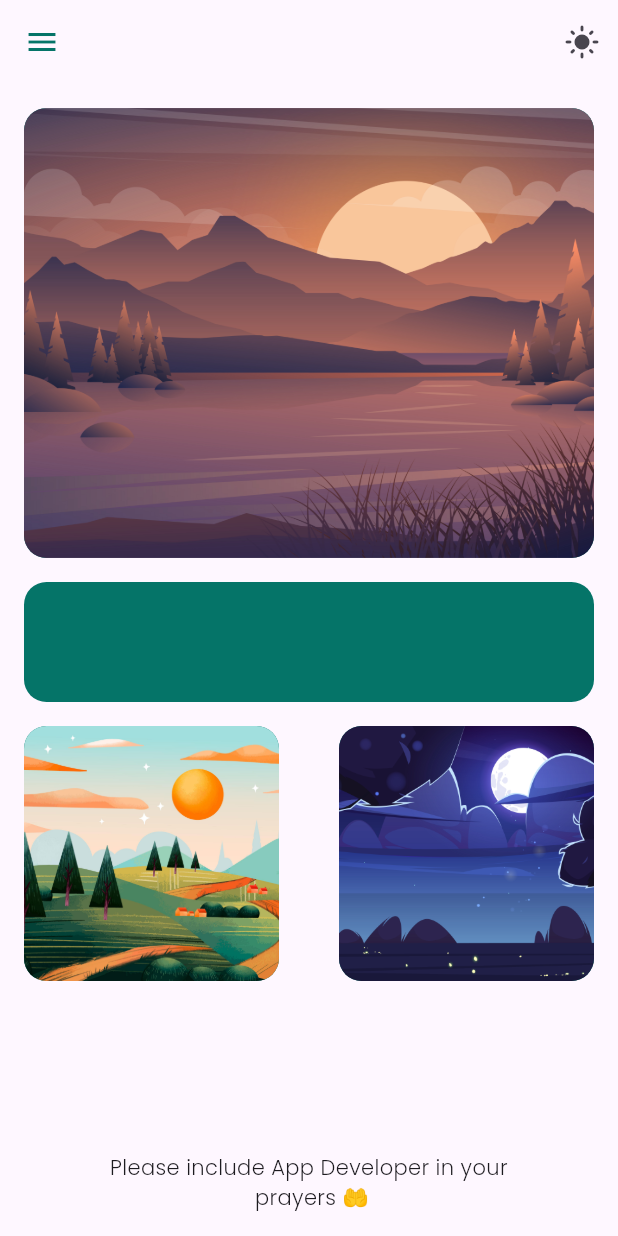
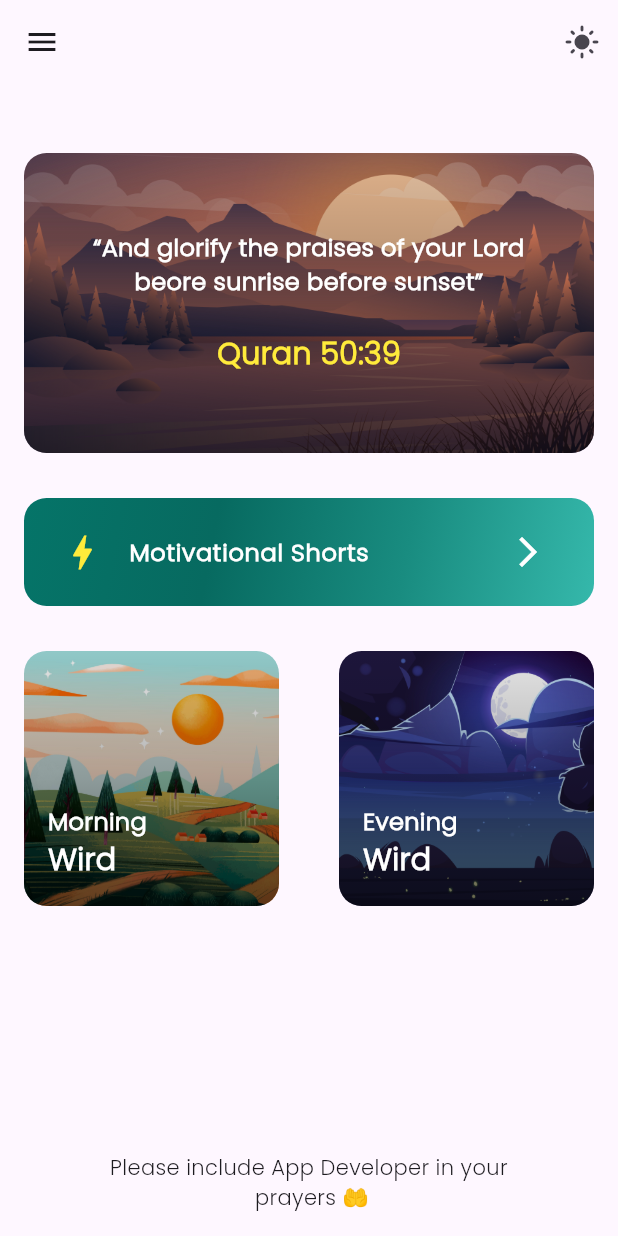
Before and after one commit to aslahmogral/wirdul_latif_app, a Flutter app: the screen it shows after launch, on a phone screen of 412 x 824 dp. Run offline on Flutter 3.47's test engine with Material 3 defaults, Android fonts, the phone set to English and light mode, and no system bars; drawn by our look-alikes of flutter_animate; our stand-ins replace lottie; missing offline and left inert: dart:ffi; project files that could hold a hidden picture were left out.

Commit message:
created home screen

```diff
--- a/analysis_options.yaml
+++ b/analysis_options.yaml
@@ -7,7 +7,7 @@
 
 # The following line activates a set of recommended lints for Flutter apps,
 # packages, and plugins designed to encourage good coding practices.
-include: package:flutter_lints/flutter.yaml
+# include: package:flutter_lints/flutter.yaml
 
 linter:
   # The lint rules applied to this project can be customized in the
--- a/lib/screens/home_screen/home_screen.dart
+++ b/lib/screens/home_screen/home_screen.dart
@@ -1,5 +1,9 @@
 import 'package:flutter/material.dart';
+import 'package:flutter_animate/flutter_animate.dart';
+import 'package:provider/provider.dart';
+import 'package:wirdul_latif/screens/home_screen/home_screen_model.dart';
 import 'package:wirdul_latif/utils/colors.dart';
+import 'package:wirdul_latif/widgets/container_shader.dart';
 
 class HomeScreen extends StatelessWidget {
   static String routename = 'homescreen';
@@ -7,28 +11,128 @@ class HomeScreen extends StatelessWidget {
 
   @override
   Widget build(BuildContext context) {
-    return Scaffold(
+    return MultiProvider(
+      providers: [
+        ChangeNotifierProvider(create: (context) => HomeScreenModel()),
+      ],
+      child: Consumer<HomeScreenModel>(
+        builder: (context, model, child) => Scaffold(
           appBar: AppBar(
             leading: IconButton(
                 onPressed: () {},
                 icon: const Icon(
                   Icons.menu,
-              color: WirdColors.primaryDaycolor,
+                  // color: WirdColors.primaryDaycolor,
                 )),
-        actions: [IconButton(onPressed: () {}, icon: const Icon(Icons.light_mode))],
-      ),
-      bottomNavigationBar: const Padding(
-        padding: EdgeInsets.all(16.0),
-        child: Text('Please include App Developer in your \n prayers 🤲',textAlign: TextAlign.center,),
+            actions: [
+              AnimatedContainer(
+                      duration: Duration(milliseconds: 1000),
+                      child: IconButton(
+                          onPressed: () {
+                            model.swithDayOrNight();
+                          },
+                          icon: model.isNightMode
+                              ? Icon(
+                                  Icons.dark_mode,
+                                )
+                                  .animate()
+                                  .shimmer(duration: Duration(seconds: 1))
+                              : Icon(Icons.light_mode)))
+                  .animate()
+                  .shimmer(duration: Duration(seconds: 1))
+            ],
           ),
           body: Padding(
             padding: const EdgeInsets.all(16.0),
             child: Column(
               children: [
-            Container(
-              height: 300,
+                const SizedBox(
+                  height: 30,
+                ),
+                quranMessageSection()
+                    .animate()
+                    .shimmer(duration: Duration(milliseconds: 300))
+                    .moveX(),
+                const SizedBox(
+                  height: 30,
+                ),
+                motivationShortsTileSection()
+                    .animate()
+                    .shimmer(duration: Duration(milliseconds: 300))
+                    .moveX(),
+                const SizedBox(
+                  height: 30,
+                ),
+                morningAndEveningWirdSection()
+                    .animate()
+                    .shimmer(duration: Duration(milliseconds: 300))
+                    .moveX(),
+              ],
+            ),
+          ),
+          bottomNavigationBar: const Padding(
+            padding: EdgeInsets.all(16.0),
+            child: Text(
+              'Please include App Developer in your \n prayers 🤲',
+              textAlign: TextAlign.center,
+            ),
+          ),
+        ),
+      ),
+    );
+  }
+
+  Row morningAndEveningWirdSection() {
+    return Row(
+      mainAxisAlignment: MainAxisAlignment.spaceBetween,
+      children: [
+        morningOrEveningCard(
+            size: 170,
+            imagePath: 'asset/morning.jpg',
+            title: 'Morning',
+            subTitle: 'Wird'),
+        morningOrEveningCard(
+            size: 170,
+            imagePath: 'asset/night.jpg',
+            title: 'Evening',
+            subTitle: 'Wird'),
+      ],
+    );
+  }
+
+  Container motivationShortsTileSection() {
+    return Container(
+      child: Padding(
+        padding: const EdgeInsets.all(8.0),
+        child: ListTile(
+          leading: Icon(Icons.bolt, color: Colors.yellow, size: 30),
+          title: Text(
+            'Motivational Shorts',
+            style: TextStyle(
+                fontSize: 16, fontWeight: FontWeight.bold, color: Colors.white),
+          ),
+          trailing: Icon(
+            Icons.arrow_forward_ios,
+            color: Colors.white,
+          ),
+        ),
+      ),
+      // height: 70,
       decoration: BoxDecoration(
         color: WirdColors.primaryDaycolor,
+        gradient: WirdGradients.listTileShadeGradient,
+        borderRadius: BorderRadius.circular(15),
+      ),
+    );
+  }
+
+  Stack quranMessageSection() {
+    return Stack(
+      alignment: AlignmentDirectional.bottomCenter,
+      children: [
+        Container(
+          height: 200,
+          decoration: BoxDecoration(
             borderRadius: BorderRadius.circular(15),
             image: const DecorationImage(
               image: AssetImage('asset/quotes1.jpg'),
@@ -36,49 +140,45 @@ class HomeScreen extends StatelessWidget {
             ),
           ),
         ),
-            const SizedBox(
-              height: 16,
+        Container(
+          height: 200,
+          decoration: BoxDecoration(
+              color: const Color.fromARGB(255, 0, 0, 0),
+              borderRadius: BorderRadius.circular(15),
+              gradient: WirdGradients.containerShadeGradient),
         ),
         Container(
-              height: 80,
-              decoration: BoxDecoration(
-                color: WirdColors.primaryDaycolor,
-                borderRadius: BorderRadius.circular(15),
+          child: Center(
+            child: Padding(
+              padding: const EdgeInsets.all(22.0),
+              child: Column(
+                mainAxisSize: MainAxisSize.min,
+                children: [
+                  Text(
+                    '“And glorify the praises of your Lord beore sunrise before sunset”',
+                    textAlign: TextAlign.center,
+                    style: TextStyle(
+                        fontSize: 16,
+                        fontWeight: FontWeight.bold,
+                        color: Colors.white),
                   ),
-            ) ,const SizedBox(
-              height: 16,
+                  SizedBox(
+                    height: 22,
                   ),
-
-            Row(
-              mainAxisAlignment: MainAxisAlignment.spaceBetween,
-              children: [
-              Container(
-              height: 170,
-              width: 170,
-              decoration: BoxDecoration(
-                color: WirdColors.primaryDaycolor,
-                borderRadius: BorderRadius.circular(15),
-                image: const DecorationImage(
-                  image: AssetImage('asset/morning.jpg'),
-                  fit: BoxFit.cover,
-                ),
-              ),
-            ),Container(
-              height: 170,
-              width: 170,
-              decoration: BoxDecoration(
-                color: WirdColors.primaryDaycolor,
-                borderRadius: BorderRadius.circular(15),
-                image: const DecorationImage(
-                  image: AssetImage('asset/night.jpg'),
-                  fit: BoxFit.cover,
-                ),
-              ),
+                  Text(
+                    'Quran 50:39',
+                    style: TextStyle(
+                        fontSize: 20,
+                        fontWeight: FontWeight.bold,
+                        color: Colors.yellow),
                   )
-            ],)
                 ],
               ),
             ),
+          ),
+          height: 200,
+        ),
+      ],
     );
   }
 }
--- a/lib/screens/home_screen/home_screen_model.dart
+++ b/lib/screens/home_screen/home_screen_model.dart
@@ -1,3 +1,10 @@
 import 'package:flutter/material.dart';
 
-class HomeScreenModel with ChangeNotifier{}
+class HomeScreenModel with ChangeNotifier {
+  bool isNightMode = false;
+
+  swithDayOrNight() {
+    isNightMode = !isNightMode;
+    notifyListeners();
+  }
+}
--- a/lib/utils/colors.dart
+++ b/lib/utils/colors.dart
@@ -7,3 +7,29 @@ class WirdColors {
   static const seconderyColorDark = Color(0xffcfa531);
   static const primaryDaycolor = Color(0xff057468);
 }
+
+class WirdGradients {
+  static LinearGradient containerShadeGradient = LinearGradient(
+    begin: Alignment.topCenter,
+    end: Alignment.bottomCenter,
+    colors: [
+      Color.fromARGB(255, 0, 0, 0).withOpacity(0.1),
+      Color.fromARGB(255, 0, 0, 0).withOpacity(0.3),
+      Color.fromARGB(255, 0, 0, 0).withOpacity(0.6),
+    ],
+  );
+
+  static LinearGradient listTileShadeGradient = LinearGradient(
+    begin: Alignment.topLeft,
+    end: Alignment.bottomRight,
+    colors: [
+      WirdColors.primaryDaycolor,
+      Color.fromARGB(255, 7, 106, 96),
+      Color.fromARGB(255, 25, 140, 128),
+      Color.fromARGB(255, 53, 184, 171),
+    ],
+  );
+
+
+
+}
--- /dev/null
+++ b/lib/widgets/container_shader.dart
@@ -0,0 +1,75 @@
+import 'package:flutter/material.dart';
+import 'package:wirdul_latif/utils/colors.dart';
+
+class morningOrEveningCard extends StatelessWidget {
+  final String imagePath;
+  final double size;
+  final String title;
+  final String subTitle;
+  const morningOrEveningCard(
+      {super.key,
+      required this.imagePath,
+      required this.title,
+      required this.subTitle,
+      required this.size});
+
+  @override
+  Widget build(BuildContext context) {
+    return Stack(
+      alignment: AlignmentDirectional.bottomCenter,
+      children: [
+
+        Container(
+          height: size,
+          width: size,
+          decoration: BoxDecoration(
+            borderRadius: BorderRadius.circular(15),
+            image: DecorationImage(
+              image: AssetImage(imagePath),
+              fit: BoxFit.cover,
+            ),
+          ),
+        ),
+        Container(
+          child: Container(
+            child: Padding(
+              padding: const EdgeInsets.only(left: 16.0, bottom: 16.0),
+              child: Column(
+                crossAxisAlignment: CrossAxisAlignment.start,
+                mainAxisSize: MainAxisSize.min,
+                children: [
+                  Spacer(),
+                  Text(
+                    title,
+                    textAlign: TextAlign.center,
+                    style: TextStyle(
+                        fontSize: 16,
+                        fontWeight: FontWeight.bold,
+                        color: Colors.white),
+                  ),
+                  // SizedBox(
+                  //   height: 22,
+                  // ),
+                  Text(
+                    subTitle,
+                    style: TextStyle(
+                        fontSize: 20,
+                        fontWeight: FontWeight.w900,
+                        color: Colors.white),
+                  )
+                ],
+              ),
+            ),
+            height: size,
+          ),
+          height: size,
+          width: size,
+          decoration: BoxDecoration(
+              color: const Color.fromARGB(255, 0, 0, 0),
+              borderRadius: BorderRadius.circular(15),
+              gradient: WirdGradients.containerShadeGradient),
+        ),
+      ],
+    );
+  }
+}
--- a/pubspec.yaml
+++ b/pubspec.yaml
@@ -38,6 +38,7 @@ dependencies:
   provider: ^6.0.3
   google_fonts: ^3.0.1
   lottie: ^2.3.2
+  flutter_animate: ^4.5.0
   # wirdul_latif: ^0.0.2
 
 dev_dependencies:
@@ -75,6 +76,7 @@ flutter:
     - asset/white_fingerprint.png
     - asset/wird.json
     - asset/
+    - asset/quotes1.jpg
 
 
   # An image asset can refer to one or more resolution-specific "variants", see
```
Also changed, not shown: pubspec.lock. Lines whose indentation alone changed are shown as unchanged.
